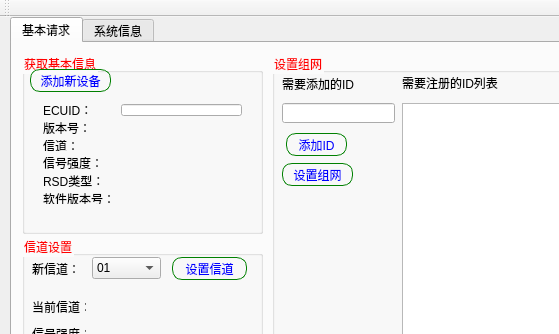
Old version of the form mainwindow.ui in the repository crawler-john/ECU-RS-PC; both pictures show x 0 to 559 and y 0 to 334 of the 803 by 516 pixel window.
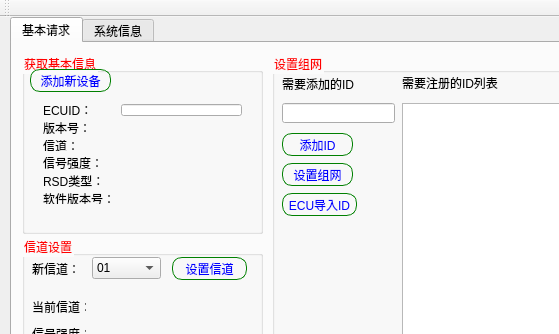
New version of the form. Icons and pictures are not drawn.

Commit message: 1.新增ID导入功能。

```diff
--- a/mainwindow.ui
+++ b/mainwindow.ui
@@ -505,9 +505,9 @@
       <widget class="QPushButton" name="btn_addID">
        <property name="geometry">
         <rect>
-         <x>14</x>
+         <x>10</x>
          <y>80</y>
-         <width>61</width>
+         <width>71</width>
          <height>23</height>
         </rect>
        </property>
@@ -567,6 +567,19 @@
         <string>需要注册的ID列表</string>
        </property>
       </widget>
+      <widget class="QPushButton" name="btn_ECUImport">
+       <property name="geometry">
+        <rect>
+         <x>10</x>
+         <y>140</y>
+         <width>75</width>
+         <height>23</height>
+        </rect>
+       </property>
+       <property name="text">
+        <string>ECU导入ID</string>
+       </property>
+      </widget>
      </widget>
     </widget>
     <widget class="QWidget" name="tab_2">
```
The commit also changes 12 other files.
